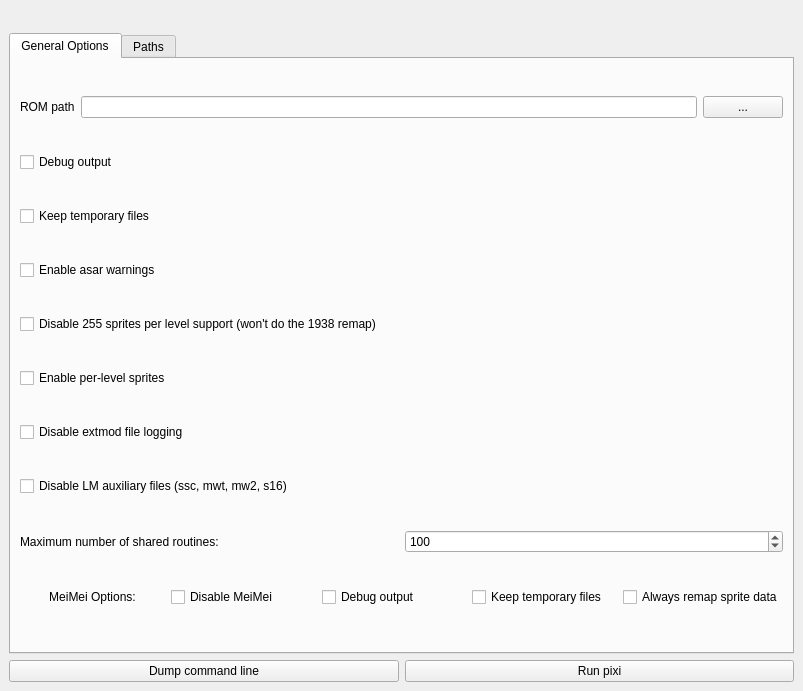
Old version of the form src/pixi_gui/PixiGui.ui in the repository JackTheSpades/SpriteToolSuperDelux.
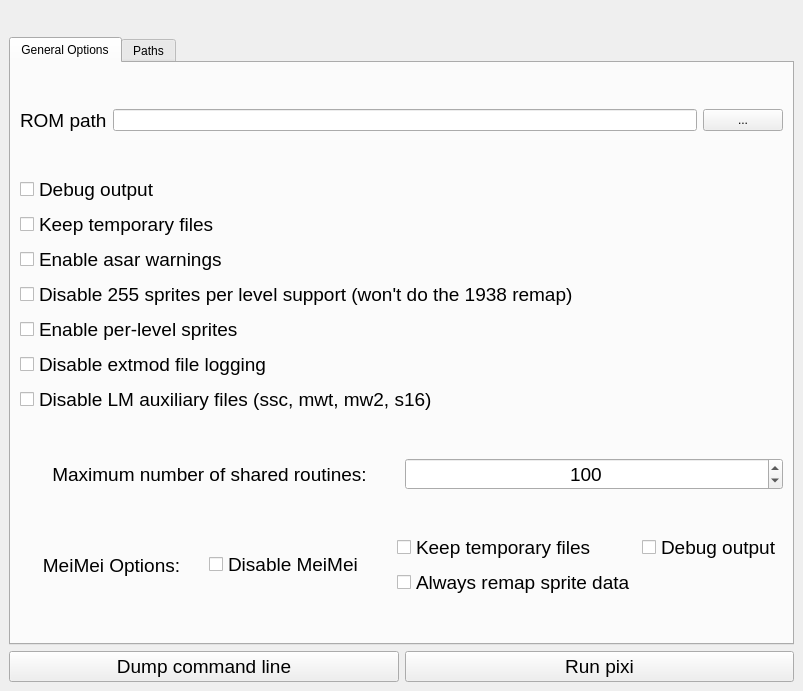
New version of the form. The open tabs and pages were chosen to show the change.

Commit message: Add ability to load last successful run.

```diff
--- a/src/pixi_gui/PixiGui.ui
+++ b/src/pixi_gui/PixiGui.ui
@@ -27,7 +27,7 @@
        <widget class="QLabel" name="pixiVersionLabel">
         <property name="font">
          <font>
-          <pointsize>12</pointsize>
+          <pointsize>14</pointsize>
          </font>
         </property>
         <property name="text">
@@ -48,10 +48,28 @@
           <string>General Options</string>
          </attribute>
          <layout class="QVBoxLayout" name="verticalLayout_2">
+          <item>
+           <spacer name="verticalSpacer_5">
+            <property name="orientation">
+             <enum>Qt::Vertical</enum>
+            </property>
+            <property name="sizeHint" stdset="0">
+             <size>
+              <width>20</width>
+              <height>40</height>
+             </size>
+            </property>
+           </spacer>
+          </item>
           <item>
            <layout class="QHBoxLayout" name="horizontalLayout_2">
             <item>
              <widget class="QLabel" name="label">
+              <property name="font">
+               <font>
+                <pointsize>14</pointsize>
+               </font>
+              </property>
               <property name="text">
                <string>ROM path</string>
               </property>
@@ -73,8 +91,26 @@
             </item>
            </layout>
           </item>
+          <item>
+           <spacer name="verticalSpacer_3">
+            <property name="orientation">
+             <enum>Qt::Vertical</enum>
+            </property>
+            <property name="sizeHint" stdset="0">
+             <size>
+              <width>20</width>
+              <height>40</height>
+             </size>
+            </property>
+           </spacer>
+          </item>
           <item>
            <widget class="QCheckBox" name="debugCheckBox">
+            <property name="font">
+             <font>
+              <pointsize>14</pointsize>
+             </font>
+            </property>
             <property name="text">
              <string>Debug output</string>
             </property>
@@ -82,6 +118,11 @@
           </item>
           <item>
            <widget class="QCheckBox" name="tempFilesCheckBox">
+            <property name="font">
+             <font>
+              <pointsize>14</pointsize>
+             </font>
+            </property>
             <property name="text">
              <string>Keep temporary files</string>
             </property>
@@ -89,6 +130,11 @@
           </item>
           <item>
            <widget class="QCheckBox" name="warningsCheckBox">
+            <property name="font">
+             <font>
+              <pointsize>14</pointsize>
+             </font>
+            </property>
             <property name="text">
              <string>Enable asar warnings</string>
             </property>
@@ -96,6 +142,11 @@
           </item>
           <item>
            <widget class="QCheckBox" name="d255splCheckBox">
+            <property name="font">
+             <font>
+              <pointsize>14</pointsize>
+             </font>
+            </property>
             <property name="text">
              <string>Disable 255 sprites per level support (won't do the 1938 remap)</string>
             </property>
@@ -103,6 +154,11 @@
           </item>
           <item>
            <widget class="QCheckBox" name="perLevelSpritesCheckBox">
+            <property name="font">
+             <font>
+              <pointsize>14</pointsize>
+             </font>
+            </property>
             <property name="text">
              <string>Enable per-level sprites</string>
             </property>
@@ -110,6 +166,11 @@
           </item>
           <item>
            <widget class="QCheckBox" name="extModCheckBox">
+            <property name="font">
+             <font>
+              <pointsize>14</pointsize>
+             </font>
+            </property>
             <property name="text">
              <string>Disable extmod file logging</string>
             </property>
@@ -117,22 +178,56 @@
           </item>
           <item>
            <widget class="QCheckBox" name="disableExtCheckBox">
+            <property name="font">
+             <font>
+              <pointsize>14</pointsize>
+             </font>
+            </property>
             <property name="text">
              <string>Disable LM auxiliary files (ssc, mwt, mw2, s16)</string>
             </property>
            </widget>
           </item>
+          <item>
+           <spacer name="verticalSpacer">
+            <property name="orientation">
+             <enum>Qt::Vertical</enum>
+            </property>
+            <property name="sizeHint" stdset="0">
+             <size>
+              <width>20</width>
+              <height>40</height>
+             </size>
+            </property>
+           </spacer>
+          </item>
           <item>
            <layout class="QHBoxLayout" name="horizontalLayout_14">
             <item>
              <widget class="QLabel" name="label_13">
+              <property name="font">
+               <font>
+                <pointsize>14</pointsize>
+               </font>
+              </property>
               <property name="text">
                <string>Maximum number of shared routines:</string>
               </property>
+              <property name="alignment">
+               <set>Qt::AlignCenter</set>
+              </property>
              </widget>
             </item>
             <item>
              <widget class="QSpinBox" name="nroutinesSpinBox">
+              <property name="font">
+               <font>
+                <pointsize>14</pointsize>
+               </font>
+              </property>
+              <property name="alignment">
+               <set>Qt::AlignCenter</set>
+              </property>
               <property name="maximum">
                <number>310</number>
               </property>
@@ -143,10 +238,28 @@
             </item>
            </layout>
           </item>
+          <item>
+           <spacer name="verticalSpacer_2">
+            <property name="orientation">
+             <enum>Qt::Vertical</enum>
+            </property>
+            <property name="sizeHint" stdset="0">
+             <size>
+              <width>20</width>
+              <height>40</height>
+             </size>
+            </property>
+           </spacer>
+          </item>
           <item>
            <layout class="QHBoxLayout" name="horizontalLayout">
             <item>
              <widget class="QLabel" name="label_2">
+              <property name="font">
+               <font>
+                <pointsize>14</pointsize>
+               </font>
+              </property>
               <property name="text">
                <string>MeiMei Options:</string>
               </property>
@@ -157,34 +270,78 @@
             </item>
             <item>
              <widget class="QCheckBox" name="meimeiDisableCheckBox">
+              <property name="font">
+               <font>
+                <family>Segoe UI</family>
+                <pointsize>14</pointsize>
+               </font>
+              </property>
+              <property name="layoutDirection">
+               <enum>Qt::LeftToRight</enum>
+              </property>
               <property name="text">
                <string>Disable MeiMei</string>
               </property>
-             </widget>
-            </item>
-            <item>
-             <widget class="QCheckBox" name="meimeiDebugOutputCheckBox">
-              <property name="text">
-               <string>Debug output</string>
+              <property name="tristate">
+               <bool>false</bool>
               </property>
              </widget>
             </item>
             <item>
-             <widget class="QCheckBox" name="meimeiKeepTempCheckBox">
-              <property name="text">
-               <string>Keep temporary files</string>
-              </property>
-             </widget>
-            </item>
-            <item>
-             <widget class="QCheckBox" name="meimeiAlwaysRemapCheckBox">
-              <property name="text">
-               <string>Always remap sprite data</string>
-              </property>
-             </widget>
+             <layout class="QGridLayout" name="gridLayout">
+              <item row="0" column="0">
+               <widget class="QCheckBox" name="meimeiKeepTempCheckBox">
+                <property name="font">
+                 <font>
+                  <pointsize>14</pointsize>
+                 </font>
+                </property>
+                <property name="text">
+                 <string>Keep temporary files</string>
+                </property>
+               </widget>
+              </item>
+              <item row="0" column="1">
+               <widget class="QCheckBox" name="meimeiDebugOutputCheckBox">
+                <property name="font">
+                 <font>
+                  <pointsize>14</pointsize>
+                 </font>
+                </property>
+                <property name="text">
+                 <string>Debug output</string>
+                </property>
+               </widget>
+              </item>
+              <item row="1" column="0">
+               <widget class="QCheckBox" name="meimeiAlwaysRemapCheckBox">
+                <property name="font">
+                 <font>
+                  <pointsize>14</pointsize>
+                 </font>
+                </property>
+                <property name="text">
+                 <string>Always remap sprite data</string>
+                </property>
+               </widget>
+              </item>
+             </layout>
             </item>
            </layout>
           </item>
+          <item>
+           <spacer name="verticalSpacer_4">
+            <property name="orientation">
+             <enum>Qt::Vertical</enum>
+            </property>
+            <property name="sizeHint" stdset="0">
+             <size>
+              <width>20</width>
+              <height>40</height>
+             </size>
+            </property>
+           </spacer>
+          </item>
          </layout>
         </widget>
         <widget class="QWidget" name="Paths">
@@ -744,6 +901,11 @@
        <layout class="QHBoxLayout" name="horizontalLayout_23">
         <item>
          <widget class="QPushButton" name="dumpCommandLine">
+          <property name="font">
+           <font>
+            <pointsize>14</pointsize>
+           </font>
+          </property>
           <property name="text">
            <string>Dump command line</string>
           </property>
@@ -751,6 +913,11 @@
         </item>
         <item>
          <widget class="QPushButton" name="pixiRunButton">
+          <property name="font">
+           <font>
+            <pointsize>14</pointsize>
+           </font>
+          </property>
           <property name="text">
            <string>Run pixi</string>
           </property>
```
Left out of the diff: 121 changed lines with no effect on the pictures. The commit also changes 2 other files.
